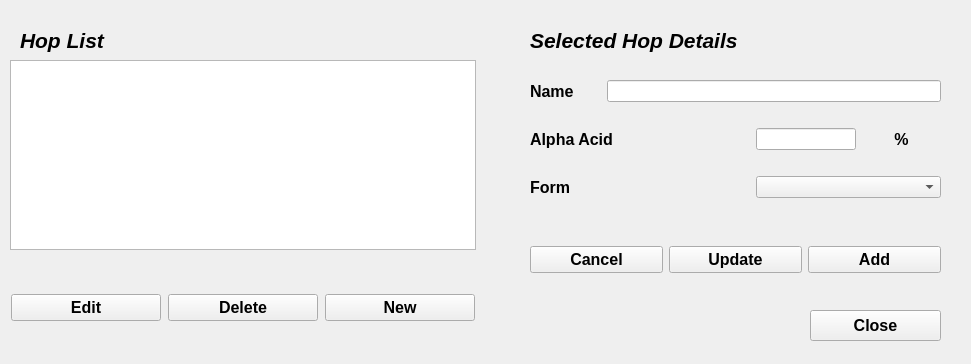
jaaf/EasyBeer, file src/designer/hopdialog.ui: the form before one commit.
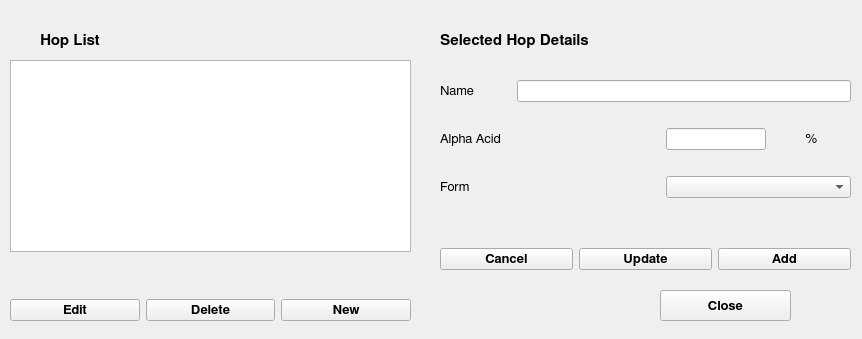
The form after the commit.

What changed in the file:
```diff
--- a/src/designer/hopdialog.ui
+++ b/src/designer/hopdialog.ui
@@ -6,8 +6,8 @@
    <rect>
     <x>0</x>
     <y>0</y>
-    <width>971</width>
-    <height>364</height>
+    <width>862</width>
+    <height>339</height>
    </rect>
   </property>
   <property name="windowTitle">
@@ -16,7 +16,7 @@
   <widget class="QLabel" name="list_label">
    <property name="geometry">
     <rect>
-     <x>20</x>
+     <x>40</x>
      <y>20</y>
      <width>451</width>
      <height>41</height>
@@ -24,9 +24,10 @@
    </property>
    <property name="font">
     <font>
-     <pointsize>16</pointsize>
+     <family>FreeSans</family>
+     <pointsize>11</pointsize>
      <weight>75</weight>
-     <italic>true</italic>
+     <italic>false</italic>
      <bold>true</bold>
     </font>
    </property>
@@ -39,7 +40,7 @@
     <rect>
      <x>10</x>
      <y>60</y>
-     <width>466</width>
+     <width>401</width>
      <height>261</height>
     </rect>
    </property>
@@ -66,7 +67,7 @@
        <widget class="QPushButton" name="edit_button">
         <property name="minimumSize">
          <size>
-          <width>150</width>
+          <width>120</width>
           <height>0</height>
          </size>
         </property>
@@ -78,7 +79,8 @@
         </property>
         <property name="font">
          <font>
-          <pointsize>12</pointsize>
+          <family>FreeSans</family>
+          <pointsize>10</pointsize>
           <weight>75</weight>
           <italic>false</italic>
           <bold>true</bold>
@@ -93,7 +95,7 @@
        <widget class="QPushButton" name="delete_button">
         <property name="minimumSize">
          <size>
-          <width>150</width>
+          <width>120</width>
           <height>0</height>
          </size>
         </property>
@@ -105,7 +107,8 @@
         </property>
         <property name="font">
          <font>
-          <pointsize>12</pointsize>
+          <family>FreeSans</family>
+          <pointsize>10</pointsize>
           <weight>75</weight>
           <italic>false</italic>
           <bold>true</bold>
@@ -120,7 +123,7 @@
        <widget class="QPushButton" name="new_button">
         <property name="minimumSize">
          <size>
-          <width>150</width>
+          <width>120</width>
           <height>0</height>
          </size>
         </property>
@@ -132,7 +135,8 @@
         </property>
         <property name="font">
          <font>
-          <pointsize>12</pointsize>
+          <family>FreeSans</family>
+          <pointsize>10</pointsize>
           <weight>75</weight>
           <italic>false</italic>
           <bold>true</bold>
@@ -150,7 +154,7 @@
   <widget class="QLabel" name="detail_label">
    <property name="geometry">
     <rect>
-     <x>530</x>
+     <x>440</x>
      <y>20</y>
      <width>411</width>
      <height>41</height>
@@ -158,9 +162,10 @@
    </property>
    <property name="font">
     <font>
-     <pointsize>16</pointsize>
+     <family>FreeSans</family>
+     <pointsize>11</pointsize>
      <weight>75</weight>
-     <italic>true</italic>
+     <italic>false</italic>
      <bold>true</bold>
     </font>
    </property>
@@ -171,16 +176,18 @@
   <widget class="QPushButton" name="close_button">
    <property name="geometry">
     <rect>
-     <x>810</x>
-     <y>310</y>
+     <x>660</x>
+     <y>290</y>
      <width>131</width>
      <height>31</height>
     </rect>
    </property>
    <property name="font">
     <font>
-     <pointsize>12</pointsize>
+     <family>FreeSans</family>
+     <pointsize>10</pointsize>
      <weight>75</weight>
+     <italic>false</italic>
      <bold>true</bold>
     </font>
    </property>
@@ -191,7 +198,7 @@
   <widget class="QWidget" name="layoutWidget">
    <property name="geometry">
     <rect>
-     <x>530</x>
+     <x>440</x>
      <y>60</y>
      <width>411</width>
      <height>161</height>
@@ -208,9 +215,10 @@
       </property>
       <property name="font">
        <font>
-        <pointsize>12</pointsize>
-        <weight>75</weight>
-        <bold>true</bold>
+        <family>FreeSans</family>
+        <pointsize>10</pointsize>
+        <weight>50</weight>
+        <bold>false</bold>
        </font>
       </property>
       <property name="text">
@@ -244,9 +252,10 @@
       </property>
       <property name="font">
        <font>
-        <pointsize>12</pointsize>
-        <weight>75</weight>
-        <bold>true</bold>
+        <family>FreeSans</family>
+        <pointsize>10</pointsize>
+        <weight>50</weight>
+        <bold>false</bold>
        </font>
       </property>
       <property name="text">
@@ -280,9 +289,10 @@
       </property>
       <property name="font">
        <font>
-        <pointsize>12</pointsize>
-        <weight>75</weight>
-        <bold>true</bold>
+        <family>FreeSans</family>
+        <pointsize>10</pointsize>
+        <weight>50</weight>
+        <bold>false</bold>
        </font>
       </property>
       <property name="text">
@@ -303,9 +313,10 @@
       </property>
       <property name="font">
        <font>
-        <pointsize>12</pointsize>
-        <weight>75</weight>
-        <bold>true</bold>
+        <family>FreeSans</family>
+        <pointsize>10</pointsize>
+        <weight>50</weight>
+        <bold>false</bold>
        </font>
       </property>
       <property name="text">
@@ -318,10 +329,10 @@
     </item>
    </layout>
   </widget>
-  <widget class="QWidget" name="">
+  <widget class="QWidget" name="layoutWidget">
    <property name="geometry">
     <rect>
-     <x>530</x>
+     <x>440</x>
      <y>240</y>
      <width>411</width>
      <height>39</height>
@@ -332,8 +343,10 @@
      <widget class="QPushButton" name="cancel_button">
       <property name="font">
        <font>
-        <pointsize>12</pointsize>
+        <family>FreeSans</family>
+        <pointsize>10</pointsize>
         <weight>75</weight>
+        <italic>false</italic>
         <bold>true</bold>
        </font>
       </property>
@@ -346,8 +359,10 @@
      <widget class="QPushButton" name="update_button">
       <property name="font">
        <font>
-        <pointsize>12</pointsize>
+        <family>FreeSans</family>
+        <pointsize>10</pointsize>
         <weight>75</weight>
+        <italic>false</italic>
         <bold>true</bold>
        </font>
       </property>
@@ -366,7 +381,8 @@
       </property>
       <property name="font">
        <font>
-        <pointsize>12</pointsize>
+        <family>FreeSans</family>
+        <pointsize>10</pointsize>
         <weight>75</weight>
         <italic>false</italic>
         <bold>true</bold>
```
